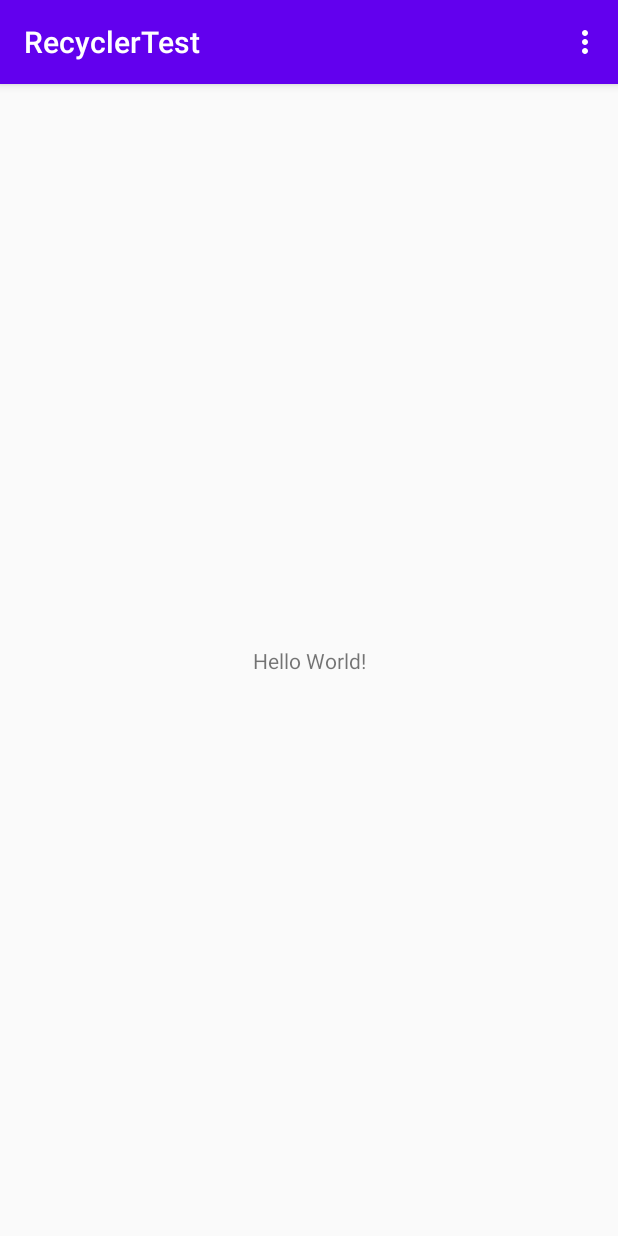
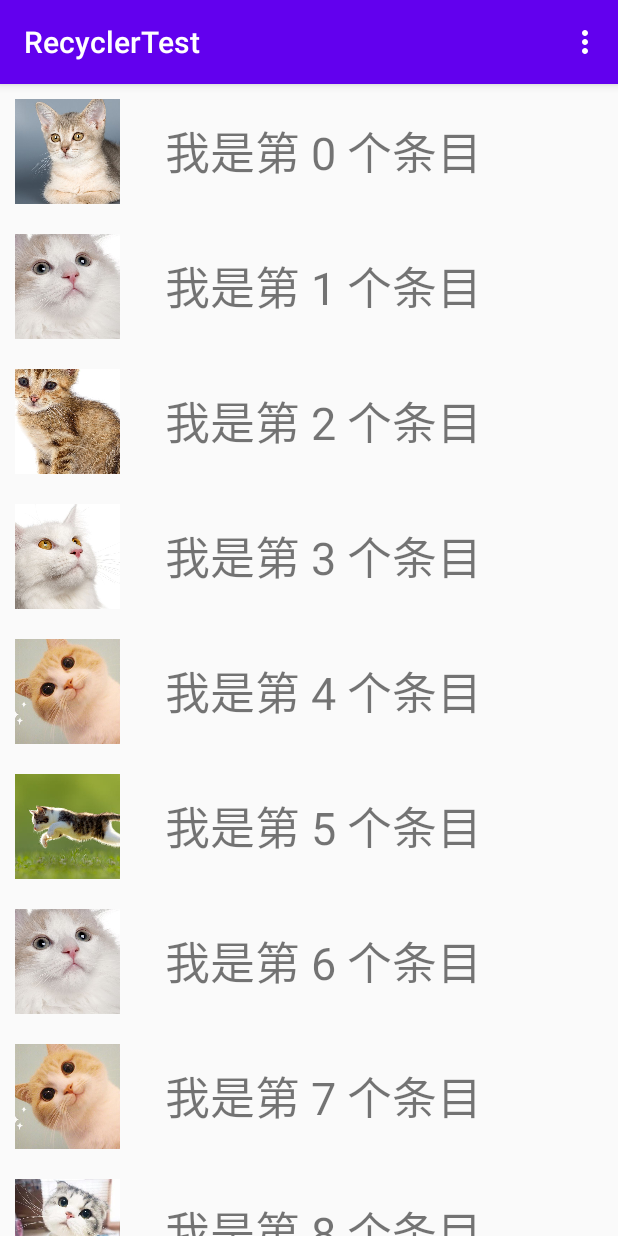
Before and after one commit to PandaChan1/UILearn, an Android app: the screen it shows after launch (MainActivity), on a phone screen of 412 x 824 dp. Run offline under Robolectric (Android 15) with nearby library versions, the phone set to English and light mode, and no system bars.

Commit message:
RecyclerView实现ListView效果

```diff
--- a/RecyclerTest/app/build.gradle
+++ b/RecyclerTest/app/build.gradle
@@ -31,4 +31,5 @@ dependencies {
     testImplementation 'junit:junit:4.12'
     androidTestImplementation 'androidx.test.ext:junit:1.1.1'
     androidTestImplementation 'androidx.test.espresso:espresso-core:3.2.0'
+    implementation 'androidx.recyclerview:recyclerview:1.1.0'
 }
--- a/RecyclerTest/app/src/main/java/com/example/recyclertest/MainActivity.java
+++ b/RecyclerTest/app/src/main/java/com/example/recyclertest/MainActivity.java
@@ -2,20 +2,64 @@ package com.example.recyclertest;
 
 import androidx.annotation.NonNull;
 import androidx.appcompat.app.AppCompatActivity;
+import androidx.recyclerview.widget.LinearLayoutManager;
+import androidx.recyclerview.widget.RecyclerView;
 
 import android.os.Bundle;
 import android.util.Log;
 import android.view.Menu;
 import android.view.MenuItem;
 
+import com.example.recyclertest.adapter.ListViewAdapter;
+import com.example.recyclertest.beans.ItemBean;
+import com.example.recyclertest.utils.Datas;
+
+import java.util.ArrayList;
+import java.util.List;
+
 public class MainActivity extends AppCompatActivity {
 
     private static final String TAG ="MainActivity" ;
+    private RecyclerView mList;
+    private List<ItemBean> mData;
 
     @Override
     protected void onCreate(Bundle savedInstanceState) {
         super.onCreate(savedInstanceState);
         setContentView(R.layout.activity_main);
+        //找到控件
+        mList = findViewById(R.id.recycler_view);
+        //准备数据
+        /**
+         * 一般来说数据是从网络中获取的，这里只做演示
+         */
+        initData();
+    }
+
+    private void initData() {
+        //List<DataBea>-->Adapter-->setAdapter-->显示数据
+        //创建数据集合
+        mData = new ArrayList<>();
+        //创建模拟数据
+        for (int i = 0; i< Datas.icons.length; i++){
+            ItemBean data=new ItemBean();
+            data.icon=Datas.icons[i];
+            data.title="我是第 "+i+" 个条目";
+            //添加到集合里面
+            mData.add(data);
+
+            /**
+             * RecyclerView需要设置布局样式，即布局管理器
+             */
+            LinearLayoutManager manager=new LinearLayoutManager(this);
+            mList.setLayoutManager(manager);
+            //创建适配器
+            ListViewAdapter adapter=new ListViewAdapter(mData);
+            //设置到RecyclerView里面
+            mList.setAdapter(adapter);
+
+        }
+
     }
 
 
--- /dev/null
+++ b/RecyclerTest/app/src/main/java/com/example/recyclertest/adapter/ListViewAdapter.java
@@ -0,0 +1,93 @@
+package com.example.recyclertest.adapter;
+
+import android.content.ClipData;
+import android.view.View;
+import android.view.ViewGroup;
+import android.widget.ImageView;
+import android.widget.TextView;
+
+import androidx.annotation.NonNull;
+import androidx.recyclerview.widget.RecyclerView;
+
+import com.example.recyclertest.R;
+import com.example.recyclertest.beans.ItemBean;
+
+import org.w3c.dom.Text;
+
+import java.util.List;
+
+public class ListViewAdapter extends RecyclerView.Adapter<ListViewAdapter.InnerHolder> {
+
+    private final List<ItemBean> mData;
+
+    public ListViewAdapter(List<ItemBean> data){
+        this.mData=data;
+    }
+
+    /**
+     * 这个方法创建条目的View
+     * @param parent
+     * @param viewType
+     * @return
+     */
+    @NonNull
+    @Override
+    public InnerHolder onCreateViewHolder(@NonNull ViewGroup parent, int viewType) {
+
+        //传进去的view就是每个条目的界面，即每个条目的layout形式
+        /**
+         * 两个步骤
+         * 1、拿到view
+         * 2、创建ViewHolder
+         */
+        View view = View.inflate(parent.getContext(), R.layout.item_list_view, null);
+        return new InnerHolder(view);
+    }
+
+    /**
+     *这个方法用于绑定Holder，一般用来设置数据
+     * @param holder
+     * @param position
+     */
+    @Override
+    public void onBindViewHolder(@NonNull ListViewAdapter.InnerHolder holder, int position) {
+    //在这里设置数据
+        holder.setData(mData.get(position));
+    }
+
+    /**
+     * 返回条目个数
+     * @return
+     */
+    @Override
+    public int getItemCount() {
+        if (mData!=null){
+            return mData.size();
+        }
+        return 0;
+    }
+
+
+    public class InnerHolder extends RecyclerView.ViewHolder {
+
+        private  ImageView mIcon;
+        private  TextView mTitle;
+
+        public InnerHolder(@NonNull View itemView) {
+            super(itemView);
+            //找到条目的控件
+            mIcon = itemView.findViewById(R.id.list_view_icon);
+            mTitle = itemView.findViewById(R.id.list_view_title);
+        }
+
+        /**
+         * 这个方法用于设置数据
+         * @param itemBean
+         */
+        public void setData(ItemBean itemBean) {
+            //开始设置数据
+            mIcon.setImageResource(itemBean.icon);
+            mTitle.setText(itemBean.title);
+        }
+    }
+}
--- /dev/null
+++ b/RecyclerTest/app/src/main/java/com/example/recyclertest/beans/ItemBean.java
@@ -0,0 +1,6 @@
+package com.example.recyclertest.beans;
+
+public class ItemBean {
+    public int icon;
+    public String title;
+}
--- /dev/null
+++ b/RecyclerTest/app/src/main/java/com/example/recyclertest/utils/Datas.java
@@ -0,0 +1,28 @@
+package com.example.recyclertest.utils;
+
+import com.example.recyclertest.R;
+
+public class Datas {
+    public static int[] icons={
+            R.mipmap.pic_1,
+            R.mipmap.pic_2,
+            R.mipmap.pic_3,
+            R.mipmap.pic_4,
+            R.mipmap.pic_5,
+            R.mipmap.pic_6,
+            R.mipmap.pic_2,
+            R.mipmap.pic_5,
+            R.mipmap.pic_7,
+            R.mipmap.pic_2,
+            R.mipmap.pic_8,
+            R.mipmap.pic_9,
+            R.mipmap.pic_10,
+            R.mipmap.pic_11,
+            R.mipmap.pic_7,
+            R.mipmap.pic_5,
+            R.mipmap.pic_12,
+            R.mipmap.pic_7,
+            R.mipmap.pic_2,
+
+    };
+}
--- a/RecyclerTest/app/src/main/res/layout/activity_main.xml
+++ b/RecyclerTest/app/src/main/res/layout/activity_main.xml
@@ -1,18 +1,15 @@
 <?xml version="1.0" encoding="utf-8"?>
-<androidx.constraintlayout.widget.ConstraintLayout xmlns:android="http://schemas.android.com/apk/res/android"
-    xmlns:app="http://schemas.android.com/apk/res-auto"
+<RelativeLayout xmlns:android="http://schemas.android.com/apk/res/android"
     xmlns:tools="http://schemas.android.com/tools"
     android:layout_width="match_parent"
     android:layout_height="match_parent"
     tools:context=".MainActivity">
 
-    <TextView
-        android:layout_width="wrap_content"
-        android:layout_height="wrap_content"
-        android:text="Hello World!"
-        app:layout_constraintBottom_toBottomOf="parent"
-        app:layout_constraintLeft_toLeftOf="parent"
-        app:layout_constraintRight_toRightOf="parent"
-        app:layout_constraintTop_toTopOf="parent" />
+    <androidx.recyclerview.widget.RecyclerView
+        android:id="@+id/recycler_view"
+        android:layout_width="match_parent"
+        android:layout_height="match_parent">
 
-</androidx.constraintlayout.widget.ConstraintLayout>
+    </androidx.recyclerview.widget.RecyclerView>
+
+</RelativeLayout>
--- /dev/null
+++ b/RecyclerTest/app/src/main/res/layout/item_list_view.xml
@@ -0,0 +1,23 @@
+<?xml version="1.0" encoding="utf-8"?>
+<RelativeLayout
+    xmlns:android="http://schemas.android.com/apk/res/android"
+    android:layout_width="match_parent"
+    android:layout_height="wrap_content">
+    <ImageView
+        android:id="@+id/list_view_icon"
+        android:layout_width="70dp"
+        android:layout_height="70dp"
+        android:src="@mipmap/pic_1"
+        android:layout_margin="10dp"
+        android:scaleType="centerCrop"/>
+    <TextView
+        android:id="@+id/list_view_title"
+        android:layout_width="wrap_content"
+        android:layout_height="wrap_content"
+        android:text="我是标题"
+        android:layout_toRightOf="@id/list_view_icon"
+        android:layout_marginLeft="20dp"
+        android:layout_centerVertical="true"
+        android:textSize="30sp"/>
+
+</RelativeLayout>
```
Also changed, not shown: RecyclerTest/app/src/main/res/mipmap-hdpi/pic_1.jpg (added), RecyclerTest/app/src/main/res/mipmap-hdpi/pic_10.jpg (added), RecyclerTest/app/src/main/res/mipmap-hdpi/pic_11.jpg (added), RecyclerTest/app/src/main/res/mipmap-hdpi/pic_12.jpg (added), RecyclerTest/app/src/main/res/mipmap-hdpi/pic_2.jpg (added), RecyclerTest/app/src/main/res/mipmap-hdpi/pic_3.jpg (added), RecyclerTest/app/src/main/res/mipmap-hdpi/pic_4.jpg (added), RecyclerTest/app/src/main/res/mipmap-hdpi/pic_5.jpg (added), RecyclerTest/app/src/main/res/mipmap-hdpi/pic_6.jpg (added), RecyclerTest/app/src/main/res/mipmap-hdpi/pic_7.jpg (added), RecyclerTest/app/src/main/res/mipmap-hdpi/pic_8.jpg (added), RecyclerTest/app/src/main/res/mipmap-hdpi/pic_9.jpg (added).
